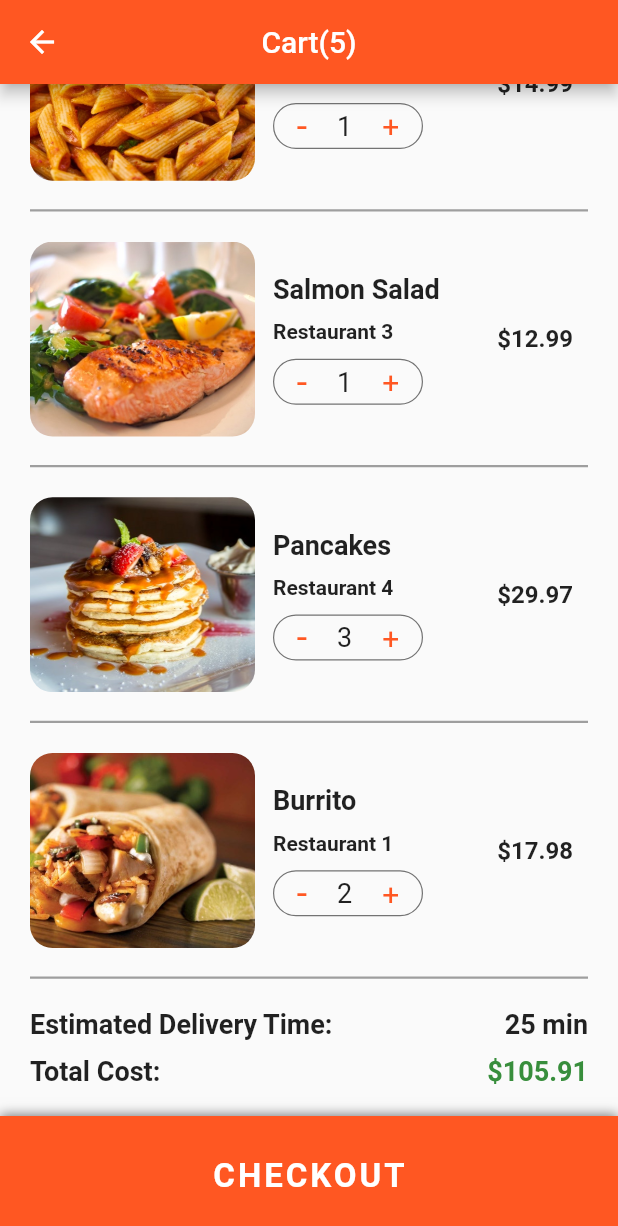
After one commit to siyamulislam/food-delivery-app, a Flutter app: the CartScreen screen opened directly, scrolled down 256 dp, after a tap on "CHECKOUT", on a phone screen of 412 x 824 dp. The commit adds this screen. Shown: the top 1226 px of the screen. Run offline on Flutter 3.47's test engine with Material 2 defaults, Android fonts, the phone set to English and light mode, and no system bars.

Commit message:
cart_screen

```diff
--- /dev/null
+++ b/lib/screens/cart_screen.dart
@@ -0,0 +1,198 @@
+import 'package:flutter/material.dart';
+import 'package:food_delivery_app/data/data.dart';
+import 'package:food_delivery_app/models/order.dart';
+
+class CartScreen extends StatefulWidget {
+  const CartScreen({Key? key}) : super(key: key);
+
+  @override
+  State<CartScreen> createState() => _CartScreenState();
+}
+
+class _CartScreenState extends State<CartScreen> {
+  @override
+  Widget build(BuildContext context) {
+    double totalPrice = 0;
+    currentUser.cart.forEach(
+        (Order order) => totalPrice += order.quantity * order.food.price);
+    return Scaffold(
+      appBar: AppBar(
+        centerTitle: true,
+        title: Text(
+          'Cart(${currentUser.cart.length})',
+          style: const TextStyle(fontSize: 20),
+        ),
+      ),
+      body: ListView.separated(
+        physics: BouncingScrollPhysics(),
+          itemBuilder: (BuildContext context, int index) {
+            if (index < currentUser.cart.length) {
+              Order order = currentUser.cart[index];
+              return _buildCartItem(order);
+            }
+            return Padding(
+              padding: const EdgeInsets.all(20.0),
+              child: (Column(
+                children: [
+                  Row(
+                    mainAxisAlignment: MainAxisAlignment.spaceBetween,
+                    children: const [
+                      Text('Estimated Delivery Time: ',
+                          style: TextStyle(
+                              fontSize: 18.0, fontWeight: FontWeight.w600)),
+                      Text('25 min',
+                          style: TextStyle(
+                              fontSize: 18.0, fontWeight: FontWeight.w600))
+                    ],
+                  ),
+                  const SizedBox(height: 10),
+                  Row(
+                    mainAxisAlignment: MainAxisAlignment.spaceBetween,
+                    children: [
+                      const Text('Total Cost: ',
+                          style: TextStyle(
+                              fontSize: 18.0, fontWeight: FontWeight.w600)),
+                      Text('\$${totalPrice.toStringAsFixed(2)}',
+                          style: TextStyle(
+                              fontSize: 18.0,
+                              fontWeight: FontWeight.w600,
+                              color: Colors.green[700]))
+                    ],
+                  ),
+                  const SizedBox(height: 80.0,)
+                ],
+
+              )),
+
+            );
+          },
+          separatorBuilder: (BuildContext context, int index) {
+            return const Divider(
+              height: 0.5,
+              thickness: 1.5,
+              indent: 20,
+              endIndent: 20,
+              color: Colors.grey,
+            );
+          },
+          itemCount: currentUser.cart.length + 1),
+      bottomSheet: Container(
+        height: 80,
+        width: MediaQuery.of(context).size.width,
+        decoration: BoxDecoration(
+            color: Theme.of(context).primaryColor,
+            boxShadow: const [
+              BoxShadow(
+                  color: Colors.black54,
+                  offset: Offset(0, -1),
+                  blurRadius: 6.0),
+            ]),
+        child: Center(
+          child: TextButton(
+              onPressed: () => {},
+              child: const Text(
+                'CHECKOUT',
+                style: TextStyle(
+                  color: Colors.white,
+                  fontSize: 22.0,
+                  fontWeight: FontWeight.w600,
+                  letterSpacing: 2.0
+
+                ),
+              )),
+        ),
+      ),
+    );
+  }
+
+  Widget _buildCartItem(Order order) {
+    return Container(
+      height: 170.0,
+      padding: const EdgeInsets.all(20.0),
+      child: Row(
+        children: [
+          Expanded(
+            child: Row(
+              children: [
+                Container(
+                  width: 150,
+                  decoration: BoxDecoration(
+                      image: DecorationImage(
+                        image: AssetImage(order.food.imageUrl),
+                        fit: BoxFit.cover,
+                      ),
+                      borderRadius: BorderRadius.circular(15.0)),
+                ),
+                Expanded(
+                  child: Container(
+                    margin: const EdgeInsets.all(12.0),
+                    child: Column(
+                      mainAxisAlignment: MainAxisAlignment.center,
+                      crossAxisAlignment: CrossAxisAlignment.start,
+                      children: [
+                        Text(
+                          order.food.name,
+                          style: const TextStyle(
+                              fontSize: 18.0,
+                              fontWeight: FontWeight.bold,
+                              overflow: TextOverflow.ellipsis),
+                        ),
+                        const SizedBox(height: 10.0),
+                        Text(
+                          order.restaurant.name,
+                          style: const TextStyle(
+                              fontSize: 14.0,
+                              fontWeight: FontWeight.w600,
+                              overflow: TextOverflow.ellipsis),
+                        ),
+                        const SizedBox(height: 10.0),
+                        Container(
+                          width: 100,
+                          decoration: BoxDecoration(
+                            borderRadius: BorderRadius.circular(20.0),
+                            border:
+                                Border.all(width: 0.8, color: Colors.black54),
+                          ),
+                          child: Row(
+                            mainAxisAlignment: MainAxisAlignment.center,
+                            children: [
+                              GestureDetector(
+                                  onTap: () {},
+                                  child: Text('-',
+                                      style: TextStyle(
+                                          color: Theme.of(context).primaryColor,
+                                          fontSize: 25))),
+                              const SizedBox(
+                                width: 20.0,
+                              ),
+                              Text(order.quantity.toString(),
+                                  style: const TextStyle(fontSize: 18)),
+                              const SizedBox(width: 20.0),
+                              GestureDetector(
+                                  onTap: () {},
+                                  child: Text('+',
+                                      style: TextStyle(
+                                          color: Theme.of(context).primaryColor,
+                                          fontSize: 20))),
+                            ],
+                          ),
+                        ),
+                      ],
+                    ),
+                  ),
+                )
+              ],
+            ),
+          ),
+          Container(
+              margin: EdgeInsets.all(10.0),
+              child: Text(
+                '\$${order.quantity * order.food.price}',
+                style: const TextStyle(
+                    fontSize: 16.0, fontWeight: FontWeight.w600),
+              )),
+        ],
+      ),
+    );
+  }
+}
--- a/lib/screens/home_screen.dart
+++ b/lib/screens/home_screen.dart
@@ -1,6 +1,7 @@
 import 'package:flutter/material.dart';
 import 'package:flutter/services.dart';
 import 'package:food_delivery_app/data/data.dart';
+import 'package:food_delivery_app/screens/cart_screen.dart';
 import 'package:food_delivery_app/widgets/nearby_restaurant.dart';
 import 'package:food_delivery_app/widgets/recent_order.dart';
 import 'package:flutter/services.dart';
@@ -24,7 +25,9 @@ class _HomeScreenState extends State<HomeScreen> {
         title: const Text("Food Delivery"),
         actions: [
           ElevatedButton(
-            onPressed: () {},
+            onPressed: () {
+              Navigator.push(context, MaterialPageRoute(builder: (_)=>const CartScreen()));
+            },
             child: Text(
               'Cart(${currentUser.cart.length})',
               style: const TextStyle(fontSize: 20),
```
